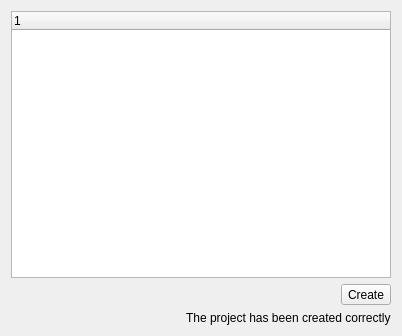
The window that wizard/ui/project_creation.ui (imby/STM32VLDiscovery_BeRTOS) describes before a commit, drawn with Qt 5.
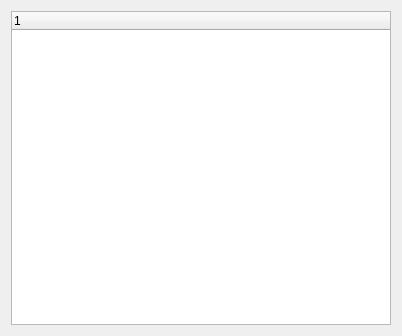
The same window after the commit. Icons and pictures are not drawn.

Commit message: Add a final page after the project creation

Patch:
```diff
--- a/wizard/ui/project_creation.ui
+++ b/wizard/ui/project_creation.ui
@@ -22,51 +22,6 @@
      </column>
     </widget>
    </item>
-   <item>
-    <layout class="QHBoxLayout" name="horizontalLayout" >
-     <item>
-      <spacer name="horizontalSpacer" >
-       <property name="orientation" >
-        <enum>Qt::Horizontal</enum>
-       </property>
-       <property name="sizeHint" stdset="0" >
-        <size>
-         <width>40</width>
-         <height>20</height>
-        </size>
-       </property>
-      </spacer>
-     </item>
-     <item>
-      <widget class="QToolButton" name="createButton" >
-       <property name="text" >
-        <string>Create</string>
-       </property>
-      </widget>
-     </item>
-    </layout>
-   </item>
-   <item>
-    <layout class="QHBoxLayout" name="horizontalLayout_3" >
-     <item>
-      <widget class="QLabel" name="iconLabel" >
-       <property name="text" >
-        <string/>
-       </property>
-       <property name="pixmap" >
-        <pixmap resource="../bertos.qrc" >:/images/ok.png</pixmap>
-       </property>
-      </widget>
-     </item>
-     <item>
-      <widget class="QLabel" name="textLabel" >
-       <property name="text" >
-        <string>The project has been created correctly</string>
-       </property>
-      </widget>
-     </item>
-    </layout>
-   </item>
   </layout>
  </widget>
  <resources>
```
Left out of the diff: 17 changed lines with no effect on the pictures. The commit also changes 5 other files.
